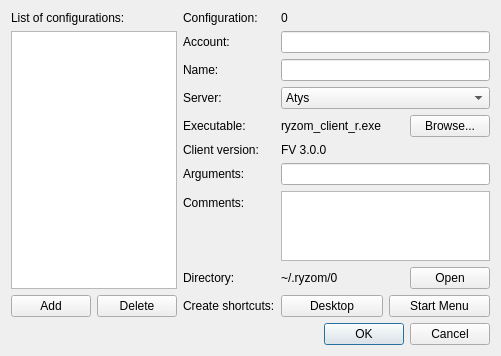
This is code/ryzom/tools/client/ryzom_installer/ui/profiles.ui in ryzom/ryzomcore as Qt 5 draws it before an edit. The edited form follows.
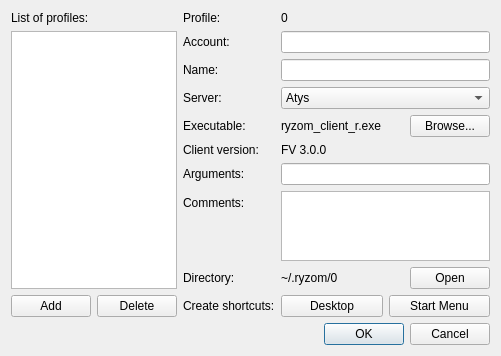
This is the edited form.

Commit message:
Changed: Renamed configurations to profiles
branch : feature-ryzom-installer

What changed in the file:
```diff
--- a/code/ryzom/tools/client/ryzom_installer/ui/profiles.ui
+++ b/code/ryzom/tools/client/ryzom_installer/ui/profiles.ui
@@ -21,7 +21,7 @@
        <item>
         <widget class="QLabel" name="configurationsLabel">
          <property name="text">
-          <string>List of configurations:</string>
+          <string>List of profiles:</string>
          </property>
         </widget>
        </item>
@@ -69,7 +69,7 @@
        <item row="0" column="0">
         <widget class="QLabel" name="configurationLabel">
          <property name="text">
-          <string>Configuration:</string>
+          <string>Profile:</string>
          </property>
         </widget>
        </item>
```
Left out of the diff: 22 changed lines with no effect on the pictures. The commit also changes 4 other files.
